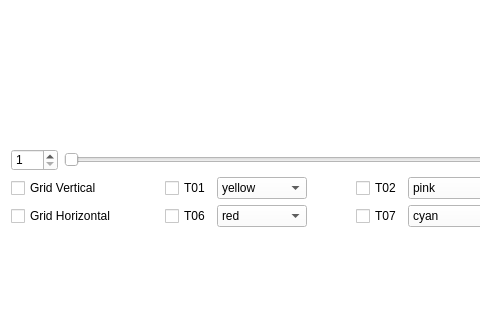
Qt form view.ui (SIA2602/termoAIRES) before a commit; both pictures show x 0 to 480 and y 172 to 492 of the 1080 by 720 pixel window.
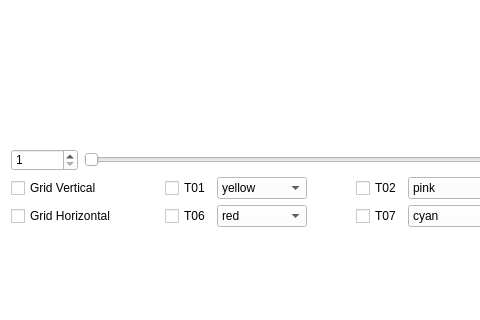
The same form after that commit.

Patch:
```diff
--- a/view.ui
+++ b/view.ui
@@ -48,7 +48,7 @@
           <number>1</number>
          </property>
          <property name="maximum">
-          <number>100</number>
+          <number>1000000000</number>
          </property>
         </widget>
        </item>
```
